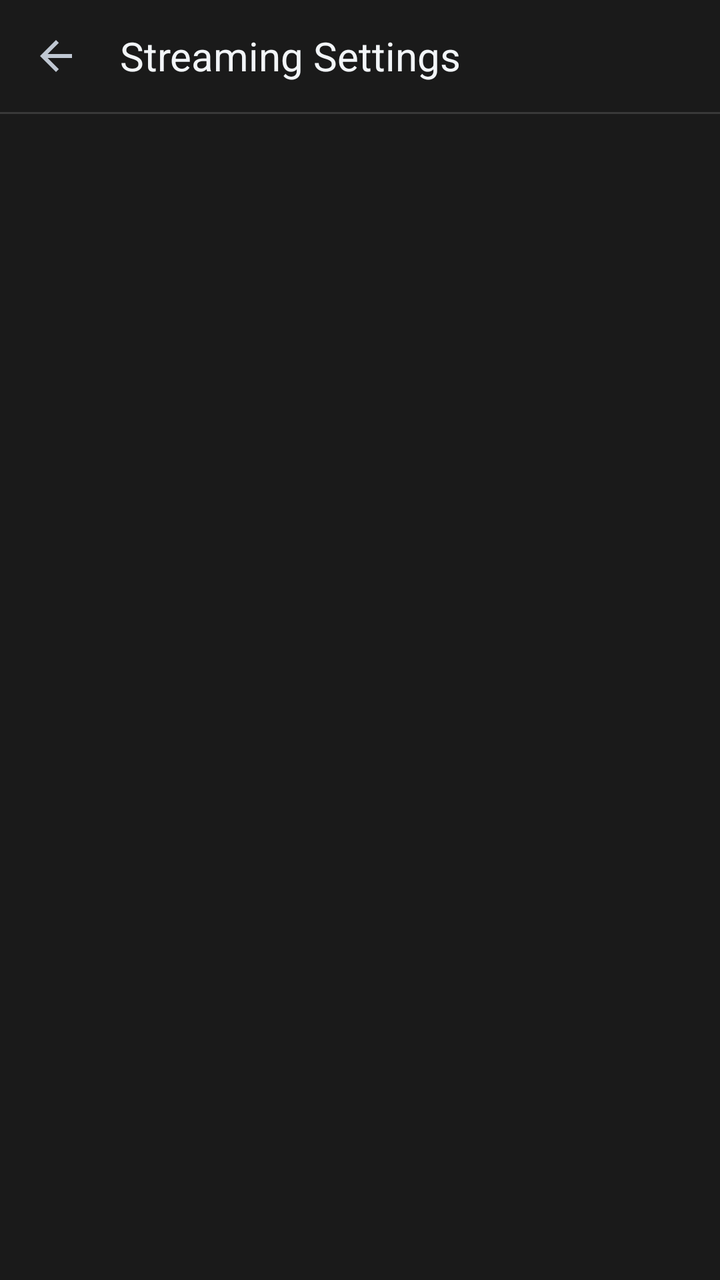
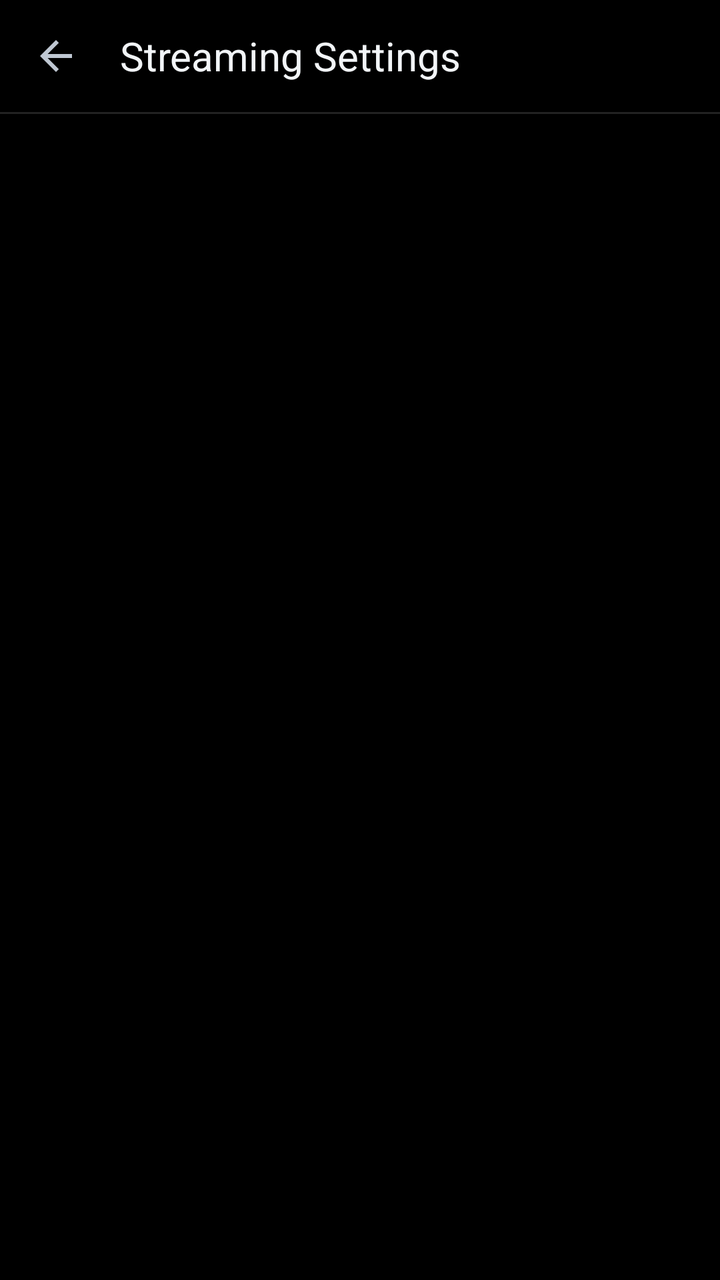

Before-and-after screenshots of an Android layout around one commit, followed by the original layout XML and the change that was made.
<!-- AndroidManifest.xml: fallback theme Theme.MaterialComponents.DayNight.NoActionBar -->
<!-- res/layout/activity_stream_settings.xml -->
<?xml version="1.0" encoding="utf-8"?>
<LinearLayout xmlns:android="http://schemas.android.com/apk/res/android"
    xmlns:app="http://schemas.android.com/apk/res-auto"
    xmlns:tools="http://schemas.android.com/tools"
    android:layout_width="match_parent"
    android:layout_height="match_parent"
    android:background="@color/surface"
    android:orientation="vertical"
    tools:context=".preferences.StreamSettings">

    <com.google.android.material.appbar.AppBarLayout
        android:id="@+id/settings_appbar"
        android:layout_width="match_parent"
        android:layout_height="wrap_content"
        android:background="@color/surface"
        app:elevation="0dp"
        app:liftOnScroll="false">

        <com.google.android.material.appbar.MaterialToolbar
            android:id="@+id/settings_toolbar"
            style="@style/Widget.Ratatoskr.Toolbar"
            android:layout_width="match_parent"
            android:layout_height="@dimen/settings_bar_height"
            app:navigationContentDescription="@string/settings_back"
            app:navigationIcon="@drawable/ic_arrow_back"
            app:title="@string/title_stream_settings" />

    </com.google.android.material.appbar.AppBarLayout>

    
    <View
        android:layout_width="match_parent"
        android:layout_height="1dp"
        android:background="@color/divider" />

    <FrameLayout
        android:id="@+id/stream_settings"
        android:layout_width="match_parent"
        android:layout_height="0dp"
        android:layout_weight="1" />

</LinearLayout>
<!-- resources referenced by this layout -->
<resources>
  <color name="divider">#22FFFFFF</color>
  <color name="surface">#FF1A1A1A</color>
  <dimen name="settings_bar_height">56dp</dimen>
  <!-- drawable ic_arrow_back (drawable) -->
  <?xml version="1.0" encoding="utf-8"?>
  <vector xmlns:android="http://schemas.android.com/apk/res/android"
      android:width="24dp"
      android:height="24dp"
      android:viewportWidth="24"
      android:viewportHeight="24"
      android:tint="@color/content_secondary">
      <path
          android:fillColor="@android:color/white"
          android:pathData="M20,11H7.83l5.59,-5.59L12,4l-8,8 8,8 1.41,-1.41L7.83,13H20v-2z" />
  </vector>
  <string name="settings_back">Back</string>
  <string name="title_stream_settings">Streaming Settings</string>
  <style name="Widget.Ratatoskr.Toolbar" parent="Widget.Material3.Toolbar.Surface">
          <item name="android:background">@color/surface</item>
          <item name="android:elevation">0dp</item>
          <item name="titleTextColor">@color/content_primary</item>
          <item name="titleTextAppearance">@style/TextAppearance.Ratatoskr.Toolbar.Title</item>
          <item name="navigationIconTint">@color/content_secondary</item>
      </style>
  <color name="content_secondary">#FFBFC7D2</color>
  <color name="content_primary">#FFF2F5F8</color>
  <style name="TextAppearance.Ratatoskr.Toolbar.Title" parent="TextAppearance.Material3.TitleLarge">
          <item name="android:textColor">@color/content_primary</item>
          <item name="android:textSize">20sp</item>
      </style>
</resources>

<!-- the commit's change to res/layout/activity_stream_settings.xml (unified diff, before → after) -->
@@ -4,7 +4,7 @@
     xmlns:tools="http://schemas.android.com/tools"
     android:layout_width="match_parent"
     android:layout_height="match_parent"
-    android:background="@color/surface"
+    android:background="@color/surface_deep"
     android:orientation="vertical"
     tools:context=".preferences.StreamSettings">
 
@@ -12,7 +12,7 @@
         android:id="@+id/settings_appbar"
         android:layout_width="match_parent"
         android:layout_height="wrap_content"
-        android:background="@color/surface"
+        android:background="@color/surface_deep"
         app:elevation="0dp"
         app:liftOnScroll="false">
 
<!-- resource entries referenced after the edit -->
@@ -1,7 +1,7 @@
 <!-- resources referenced by this layout -->
 <resources>
   <color name="divider">#22FFFFFF</color>
-  <color name="surface">#FF1A1A1A</color>
+  <color name="surface_deep">#FF000000</color>
   <dimen name="settings_bar_height">56dp</dimen>
   <!-- drawable ic_arrow_back (drawable) -->
   <?xml version="1.0" encoding="utf-8"?>
@@ -18,7 +18,7 @@
   <string name="settings_back">Back</string>
   <string name="title_stream_settings">Streaming Settings</string>
   <style name="Widget.Ratatoskr.Toolbar" parent="Widget.Material3.Toolbar.Surface">
-          <item name="android:background">@color/surface</item>
+          <item name="android:background">@color/surface_deep</item>
           <item name="android:elevation">0dp</item>
           <item name="titleTextColor">@color/content_primary</item>
           <item name="titleTextAppearance">@style/TextAppearance.Ratatoskr.Toolbar.Title</item>
